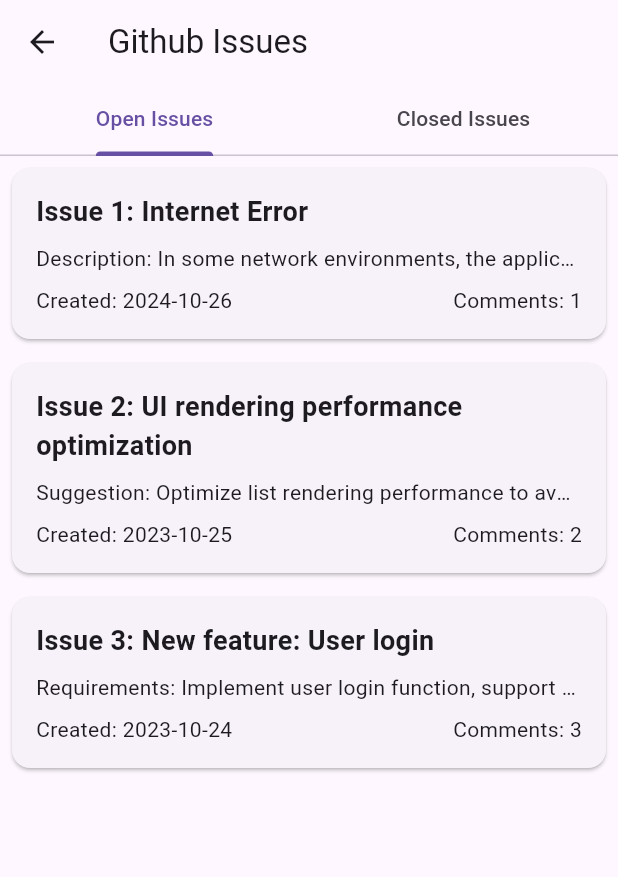
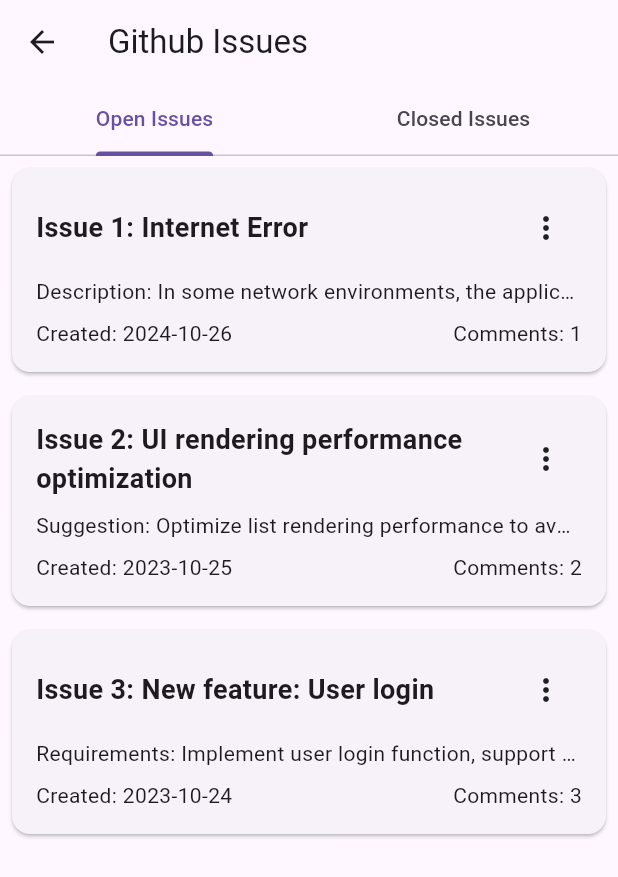
Before and after one commit to LOVELESSG/github_search_flutter, a Flutter app: the IssueList screen opened directly, on a phone screen of 412 x 824 dp. Shown: the top 877 px of the screen. Run offline on Flutter 3.47's test engine with Material 3 defaults, Android fonts, the phone set to English and light mode, and no system bars; missing offline and left inert: flutter_quill.

Commit message:
add popup menu in issue list screen

```diff
--- a/lib/issue_list.dart
+++ b/lib/issue_list.dart
@@ -1,4 +1,5 @@
 import 'package:flutter/material.dart';
+import 'package:github_search_flutter/edit_issue.dart';
 import 'package:github_search_flutter/issue_detail.dart';
 
 class IssueList extends StatefulWidget {
@@ -31,12 +32,17 @@
   }
 }
 
-class IssueListContent extends StatelessWidget {
+class IssueListContent extends StatefulWidget {
   final String state;
 
-  IssueListContent({super.key, required this.state});
+  IssueListContent({required this.state});
 
-  final List<Map<String, dynamic>> openIssueSamples = [
+  @override
+  State<IssueListContent> createState() => _IssueListContentState();
+}
+
+class _IssueListContentState extends State<IssueListContent> {
+  List<Map<String, dynamic>> openIssueSamples = [
     {
       'title': 'Issue 1: Internet Error',
       'body':
@@ -60,7 +66,7 @@
     },
   ];
 
-  final List<Map<String, dynamic>> closedIssueSamples = [
+  List<Map<String, dynamic>> closedIssueSamples = [
     {
       'title': 'Issue 4:  Fixed crash issues',
       'body':
@@ -77,15 +83,37 @@
     },
   ];
 
+  void _deleteIssue(int index, String state) {
+    setState(() {
+      if (state == 'open') {
+        openIssueSamples.removeAt(index);
+      } else {
+        closedIssueSamples.removeAt(index);
+      }
+    });
+  }
+
+  void _editIssue(int index, String state) {
+    Navigator.push(
+      context,
+      MaterialPageRoute(builder: (context) => EditIssue()),
+    );
+  }
+
   @override
   Widget build(BuildContext context) {
-    final issues = state == 'open' ? openIssueSamples : closedIssueSamples;
+    final issues =
+        widget.state == 'open' ? openIssueSamples : closedIssueSamples;
 
     return ListView.builder(
       itemCount: issues.length,
       itemBuilder: (context, index) {
         final issue = issues[index];
-        return IssueItem(issue: issue);
+        return IssueItem(
+          issue: issue,
+          onDelete: () => _deleteIssue(index, widget.state),
+          onEdit: () => _editIssue(index, widget.state),
+        );
       },
     );
   }
@@ -93,8 +121,14 @@
 
 class IssueItem extends StatelessWidget {
   final Map<String, dynamic> issue;
+  final VoidCallback onDelete;
+  final VoidCallback onEdit;
 
-  IssueItem({required this.issue});
+  IssueItem({
+    required this.issue,
+    required this.onDelete,
+    required this.onEdit,
+  });
 
   @override
   Widget build(BuildContext context) {
@@ -112,9 +146,34 @@
           child: Column(
             crossAxisAlignment: CrossAxisAlignment.start,
             children: [
-              Text(
-                issue['title'],
-                style: TextStyle(fontSize: 18, fontWeight: FontWeight.bold),
+              Row(
+                mainAxisAlignment: MainAxisAlignment.spaceBetween,
+                children: [
+                  Expanded(
+                    child: Text(
+                      issue['title'],
+                      style: TextStyle(
+                        fontSize: 18,
+                        fontWeight: FontWeight.bold,
+                      ),
+                    ),
+                  ),
+                  PopupMenuButton<String>(
+                    onSelected: (value) {
+                      if (value == 'delete') {
+                        onDelete();
+                      } else if (value == 'edit') {
+                        onEdit();
+                      }
+                    },
+                    itemBuilder: (BuildContext context) {
+                      return [
+                        PopupMenuItem(value: 'delete', child: Text('Delete')),
+                        PopupMenuItem(value: 'edit', child: Text('Edit'))
+                      ];
+                    },
+                  ),
+                ],
               ),
               SizedBox(height: 8),
               Text(
```
Also changed, not shown: lib/issue_detail.dart (+9 -1 lines).
